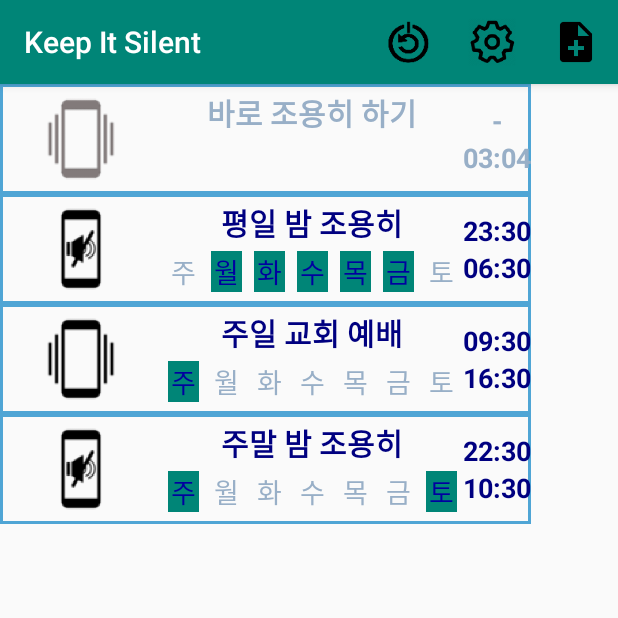
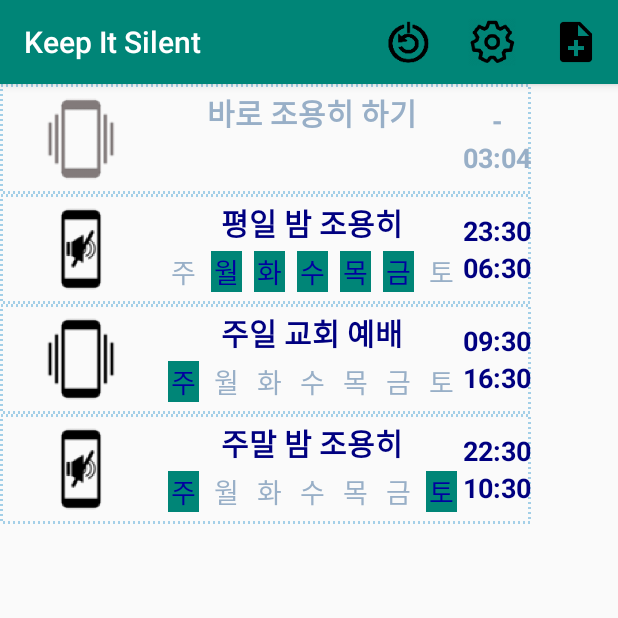
Before and after one commit to riopapa/KeepItSilent, an Android app: the screen it shows after launch (MainActivity), on a phone screen of 412 x 824 dp, the top half of it. Run offline under Robolectric (Android 15) with nearby library versions, the phone set to English and light mode, and no system bars.

Commit message:
Minor changes

```diff
--- a/app/src/main/AndroidManifest.xml
+++ b/app/src/main/AndroidManifest.xml
@@ -12,7 +12,7 @@
 
     <application
         android:allowBackup="true"
-        android:icon="@mipmap/ic_launcher_foreground"
+        android:icon="@mipmap/ic_launcher"
         android:label="@string/app_name"
         android:supportsRtl="true"
         android:theme="@style/AppTheme">
--- a/app/src/main/res/drawable/list_border.xml
+++ b/app/src/main/res/drawable/list_border.xml
@@ -1,5 +1,10 @@
 <?xml version="1.0" encoding="utf-8"?>
 
-<shape xmlns:android="http://schemas.android.com/apk/res/android" android:shape="rectangle" >
-    <stroke android:width="2dip" android:color="#4fa5d5"/>
+<shape xmlns:android="http://schemas.android.com/apk/res/android" android:shape="rectangle">
+        <stroke
+            android:dashGap="4px"
+            android:dashWidth="1px"
+            android:width="2dp"
+            android:color="#4fa5d5" />
 </shape>
+<!--<stroke android:width="2dp" android:color="#4fa5d5"/>-->
--- a/app/src/main/res/layout/activity_main.xml
+++ b/app/src/main/res/layout/activity_main.xml
@@ -1,13 +1,12 @@
 <LinearLayout xmlns:android="http://schemas.android.com/apk/res/android"
-    xmlns:tools="http://schemas.android.com/tools"
     android:layout_width="match_parent"
-    android:layout_height="wrap_content"
-    tools:context=".MainActivity">
+    android:layout_height="match_parent"
+    android:orientation="vertical">
 
     <androidx.recyclerview.widget.RecyclerView
         android:id="@+id/lv_reminder"
         android:layout_width="match_parent"
-        android:layout_height="wrap_content">
+        android:layout_height="match_parent">
     </androidx.recyclerview.widget.RecyclerView>
 
 </LinearLayout>
--- a/app/src/main/res/layout/notification_bar.xml
+++ b/app/src/main/res/layout/notification_bar.xml
@@ -14,7 +14,7 @@
         android:layout_weight="2"
         android:layout_height="50dp"
         android:layout_margin="8dp"
-        android:src="@mipmap/ic_launcher_foreground" />
+        android:src="@mipmap/ic_launcher" />
 
     <TextView
         android:id="@+id/subject"
--- a/app/src/main/res/layout/reminder_info.xml
+++ b/app/src/main/res/layout/reminder_info.xml
@@ -2,7 +2,6 @@
 <LinearLayout xmlns:android="http://schemas.android.com/apk/res/android"
     android:layout_width="match_parent"
     android:layout_height="wrap_content"
-    android:layout_marginTop="-2dp"
     android:background="@drawable/list_border"
     android:id="@+id/one_reminder"
     android:orientation="horizontal">
```
Also changed, not shown: app/src/main/res/mipmap-xxhdpi/ic_launcher.png, app/src/main/res/mipmap-xxhdpi/ic_launcher_foreground.png (deleted), app/src/main/res/mipmap-xxhdpi/silent_bar.png.
